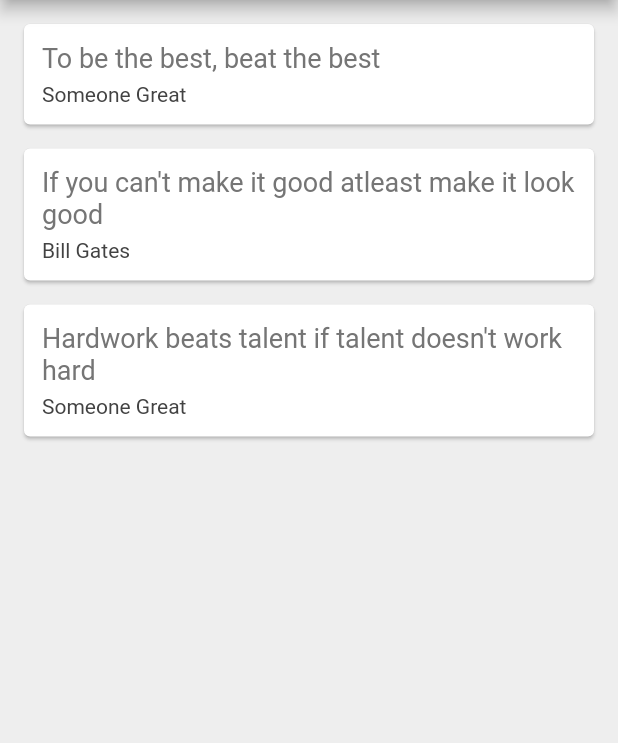
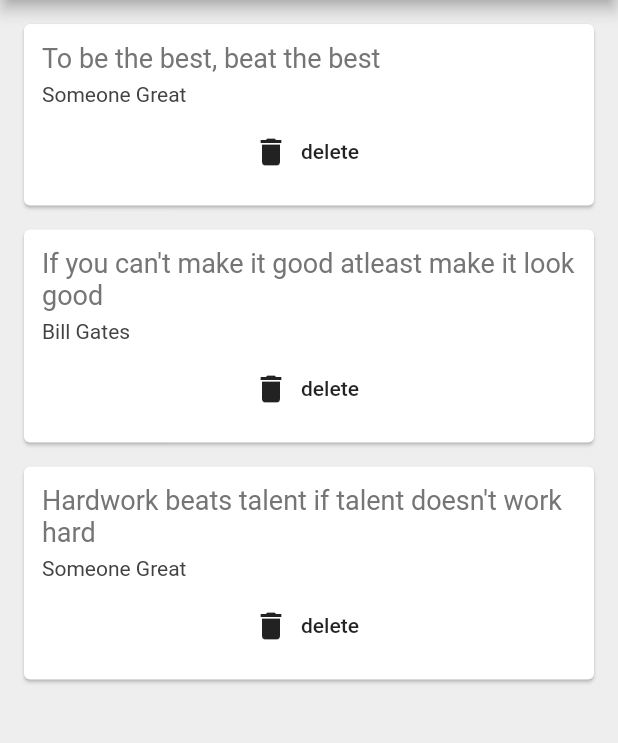
Before and after one commit to waqashameed/quotes, a Flutter app: the screen it shows after launch, on a phone screen of 412 x 824 dp, the part 84-827 px from its top. Run offline on Flutter 3.47's test engine with Material 2 defaults, Android fonts, the phone set to English and light mode, and no system bars.

Commit message:
Added delete functionality for each quote

```diff
--- a/lib/main.dart
+++ b/lib/main.dart
@@ -32,7 +32,15 @@ class _QuoteListState extends State<QuoteList> {
         backgroundColor: Colors.redAccent,
       ),
       body: Column(
-        children: quotes.map((quote) => QuoteCard(quote: quote)).toList(),
+        children: quotes
+            .map((quote) => QuoteCard(
+                quote: quote,
+                delete: () {
+                  setState(() {
+                    quotes.remove(quote);
+                  });
+                }))
+            .toList(),
       ),
     );
   }
--- a/lib/quote_card.dart
+++ b/lib/quote_card.dart
@@ -3,7 +3,8 @@ import 'quote.dart';
 
 class QuoteCard extends StatelessWidget {
   final Quote quote;
-  QuoteCard({this.quote});
+  final Function delete;
+  QuoteCard({this.quote, this.delete});
 
   @override
   Widget build(BuildContext context) {
@@ -29,6 +30,11 @@ class QuoteCard extends StatelessWidget {
                 color: Colors.grey[800],
               ),
             ),
+            SizedBox(height: 6.0),
+            FlatButton.icon(
+                onPressed: delete,
+                icon: Icon(Icons.delete),
+                label: Text('delete')),
           ],
         ),
       ),
```
